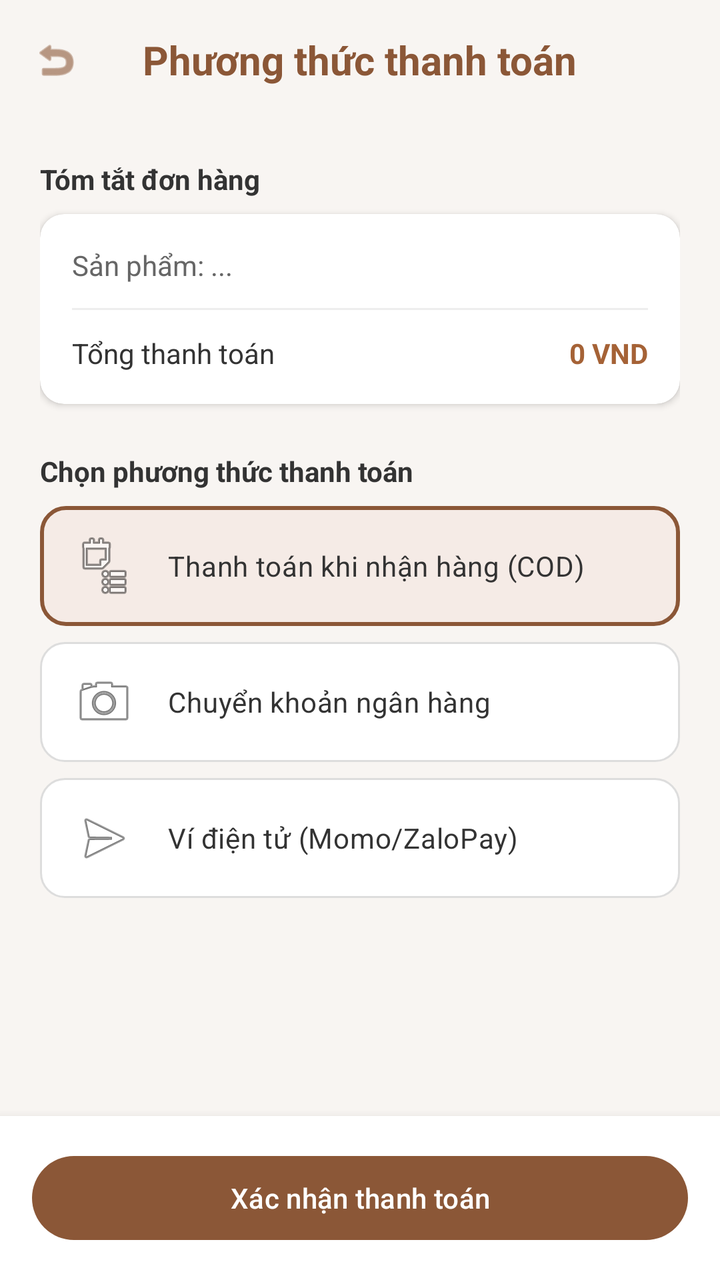
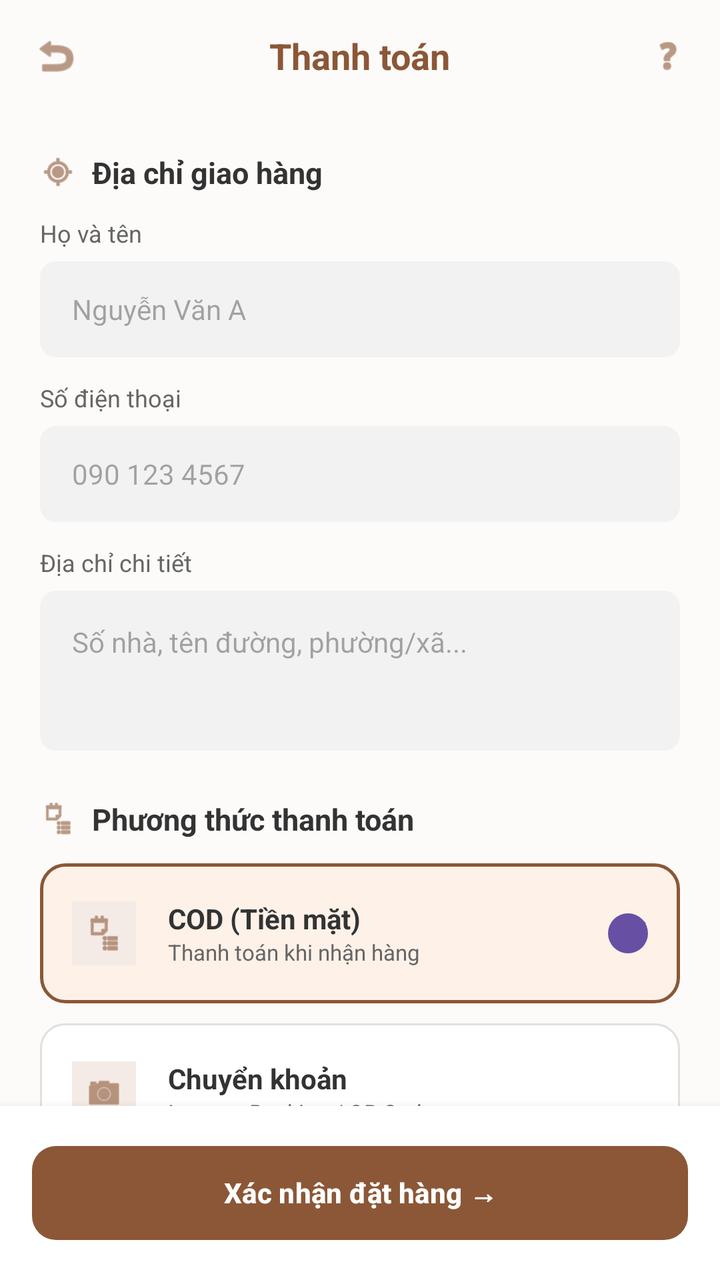

Before-and-after screenshots of an Android layout around one commit, followed by the original layout XML and the change that was made.
<!-- AndroidManifest.xml: application theme Theme.PetParadise -->
<!-- res/layout/activity_payment.xml -->
<?xml version="1.0" encoding="utf-8"?>
<LinearLayout xmlns:android="http://schemas.android.com/apk/res/android"
    xmlns:app="http://schemas.android.com/apk/res-auto"
    android:layout_width="match_parent"
    android:layout_height="match_parent"
    android:background="#F8F5F2"
    android:orientation="vertical">

    <RelativeLayout
        android:layout_width="match_parent"
        android:layout_height="60dp"
        android:padding="16dp">
        <ImageView
            android:id="@+id/btn_back"
            android:layout_width="24dp"
            android:layout_height="24dp"
            android:layout_centerVertical="true"
            android:src="@android:drawable/ic_menu_revert"
            app:tint="#8B5737" />
        <TextView
            android:layout_width="wrap_content"
            android:layout_height="wrap_content"
            android:layout_centerInParent="true"
            android:text="Phương thức thanh toán"
            android:textColor="#8B5737"
            android:textSize="20sp"
            android:textStyle="bold" />
    </RelativeLayout>

    <ScrollView
        android:layout_width="match_parent"
        android:layout_height="0dp"
        android:layout_weight="1">

        <LinearLayout
            android:layout_width="match_parent"
            android:layout_height="wrap_content"
            android:orientation="vertical"
            android:padding="20dp">

            <TextView
                android:layout_width="wrap_content"
                android:layout_height="wrap_content"
                android:text="Tóm tắt đơn hàng"
                android:textColor="#333333"
                android:textStyle="bold" />

            <androidx.cardview.widget.CardView
                android:layout_width="match_parent"
                android:layout_height="wrap_content"
                android:layout_marginTop="8dp"
                android:layout_marginBottom="24dp"
                app:cardCornerRadius="12dp"
                app:cardElevation="2dp">
                <LinearLayout
                    android:layout_width="match_parent"
                    android:layout_height="wrap_content"
                    android:orientation="vertical"
                    android:padding="16dp">
                    <TextView
                        android:id="@+id/tv_pay_summary"
                        android:layout_width="match_parent"
                        android:layout_height="wrap_content"
                        android:text="Sản phẩm: ..."
                        android:textColor="#666666" />
                    <View
                        android:layout_width="match_parent"
                        android:layout_height="1dp"
                        android:layout_marginVertical="12dp"
                        android:background="#EEEEEE" />
                    <RelativeLayout
                        android:layout_width="match_parent"
                        android:layout_height="wrap_content">
                        <TextView
                            android:layout_width="wrap_content"
                            android:layout_height="wrap_content"
                            android:text="Tổng thanh toán"
                            android:textColor="#333333" />
                        <TextView
                            android:id="@+id/tv_pay_total"
                            android:layout_width="wrap_content"
                            android:layout_height="wrap_content"
                            android:layout_alignParentEnd="true"
                            android:text="0 VND"
                            android:textColor="#A56236"
                            android:textStyle="bold" />
                    </RelativeLayout>
                </LinearLayout>
            </androidx.cardview.widget.CardView>

            <TextView
                android:layout_width="wrap_content"
                android:layout_height="wrap_content"
                android:text="Chọn phương thức thanh toán"
                android:textColor="#333333"
                android:textStyle="bold" />

            <RadioGroup
                android:id="@+id/rg_payment_methods"
                android:layout_width="match_parent"
                android:layout_height="wrap_content"
                android:layout_marginTop="8dp">

                <RadioButton
                    android:id="@+id/rb_cod"
                    android:layout_width="match_parent"
                    android:layout_height="60dp"
                    android:layout_marginBottom="8dp"
                    android:background="@drawable/bg_payment_item"
                    android:button="@null"
                    android:checked="true"
                    android:drawableStart="@android:drawable/ic_menu_agenda"
                    android:drawablePadding="16dp"
                    android:paddingHorizontal="16dp"
                    android:text="Thanh toán khi nhận hàng (COD)"
                    android:textColor="#333333" />

                <RadioButton
                    android:id="@+id/rb_bank"
                    android:layout_width="match_parent"
                    android:layout_height="60dp"
                    android:layout_marginBottom="8dp"
                    android:background="@drawable/bg_payment_item"
                    android:button="@null"
                    android:drawableStart="@android:drawable/ic_menu_camera"
                    android:drawablePadding="16dp"
                    android:paddingHorizontal="16dp"
                    android:text="Chuyển khoản ngân hàng"
                    android:textColor="#333333" />

                <RadioButton
                    android:id="@+id/rb_wallet"
                    android:layout_width="match_parent"
                    android:layout_height="60dp"
                    android:background="@drawable/bg_payment_item"
                    android:button="@null"
                    android:drawableStart="@android:drawable/ic_menu_send"
                    android:drawablePadding="16dp"
                    android:paddingHorizontal="16dp"
                    android:text="Ví điện tử (Momo/ZaloPay)"
                    android:textColor="#333333" />

            </RadioGroup>

        </LinearLayout>
    </ScrollView>

    <LinearLayout
        android:layout_width="match_parent"
        android:layout_height="wrap_content"
        android:background="@color/white"
        android:padding="16dp"
        android:elevation="8dp">
        <com.google.android.material.button.MaterialButton
            android:id="@+id/btn_confirm_payment"
            android:layout_width="match_parent"
            android:layout_height="50dp"
            android:text="Xác nhận thanh toán"
            android:textAllCaps="false"
            android:textColor="#FFFFFF"
            app:backgroundTint="#8B5737"
            app:cornerRadius="25dp" />
    </LinearLayout>

</LinearLayout>
<!-- resources referenced by this layout -->
<resources>
  <color name="white">#FFFFFFFF</color>
  <!-- drawable bg_payment_item (drawable) -->
  <?xml version="1.0" encoding="utf-8"?>
  <selector xmlns:android="http://schemas.android.com/apk/res/android">
      <item android:state_checked="true">
          <shape>
              <solid android:color="#F5EBE6" />
              <corners android:radius="12dp" />
              <stroke android:width="2dp" android:color="#8B5737" />
          </shape>
      </item>
      <item>
          <shape>
              <solid android:color="#FFFFFF" />
              <corners android:radius="12dp" />
              <stroke android:width="1dp" android:color="#DDDDDD" />
          </shape>
      </item>
  </selector>
  <style name="Theme.PetParadise" parent="Base.Theme.PetParadise" />
  <style name="Base.Theme.PetParadise" parent="Theme.Material3.DayNight.NoActionBar">
          
          
      </style>
</resources>

<!-- the commit's change to res/layout/activity_payment.xml (unified diff, before → after) -->
@@ -3,13 +3,14 @@
     xmlns:app="http://schemas.android.com/apk/res-auto"
     android:layout_width="match_parent"
     android:layout_height="match_parent"
-    android:background="#F8F5F2"
+    android:background="#FCFBF9"
     android:orientation="vertical">
 
+    
     <RelativeLayout
         android:layout_width="match_parent"
-        android:layout_height="60dp"
-        android:padding="16dp">
+        android:layout_height="56dp"
+        android:paddingHorizontal="16dp">
         <ImageView
             android:id="@+id/btn_back"
             android:layout_width="24dp"
@@ -21,13 +22,20 @@
             android:layout_width="wrap_content"
             android:layout_height="wrap_content"
             android:layout_centerInParent="true"
-            android:text="Phương thức thanh toán"
+            android:text="Thanh toán"
             android:textColor="#8B5737"
-            android:textSize="20sp"
+            android:textSize="18sp"
             android:textStyle="bold" />
+        <ImageView
+            android:layout_width="20dp"
+            android:layout_height="20dp"
+            android:layout_alignParentEnd="true"
+            android:layout_centerVertical="true"
+            android:src="@android:drawable/ic_menu_help"
+            app:tint="#8B5737" />
     </RelativeLayout>
 
-    <ScrollView
+    <androidx.core.widget.NestedScrollView
         android:layout_width="match_parent"
         android:layout_height="0dp"
         android:layout_weight="1">
@@ -38,112 +46,374 @@
             android:orientation="vertical"
             android:padding="20dp">
 
+            
+            <LinearLayout
+                android:layout_width="match_parent"
+                android:layout_height="wrap_content"
+                android:gravity="center_vertical"
+                android:orientation="horizontal"
+                android:layout_marginBottom="12dp">
+                <ImageView
+                    android:layout_width="18dp"
+                    android:layout_height="18dp"
+                    android:src="@android:drawable/ic_menu_mylocation"
+                    app:tint="#8B5737" />
+                <TextView
+                    android:layout_width="wrap_content"
+                    android:layout_height="wrap_content"
+                    android:layout_marginStart="8dp"
+                    android:text="Địa chỉ giao hàng"
+                    android:textColor="#333333"
+                    android:textStyle="bold"
+                    android:textSize="15sp" />
+            </LinearLayout>
+
             <TextView
                 android:layout_width="wrap_content"
                 android:layout_height="wrap_content"
-                android:text="Tóm tắt đơn hàng"
-                android:textColor="#333333"
-                android:textStyle="bold" />
+                android:text="Họ và tên"
+                android:textSize="12sp"
+                android:textColor="#666666" />
+            <EditText
+                android:id="@+id/et_pay_name"
+                android:layout_width="match_parent"
+                android:layout_height="48dp"
+                android:layout_marginTop="6dp"
+                android:layout_marginBottom="12dp"
+                android:background="@drawable/bg_input_payment"
+                android:hint="Nguyễn Văn A"
+                android:paddingHorizontal="16dp"
+                android:textSize="14sp"
+                android:inputType="textPersonName" />
+
+            <TextView
+                android:layout_width="wrap_content"
+                android:layout_height="wrap_content"
+                android:text="Số điện thoại"
+                android:textSize="12sp"
+                android:textColor="#666666" />
+            <EditText
+                android:id="@+id/et_pay_phone"
+                android:layout_width="match_parent"
+                android:layout_height="48dp"
+                android:layout_marginTop="6dp"
+                android:layout_marginBottom="12dp"
+                android:background="@drawable/bg_input_payment"
+                android:hint="090 123 4567"
+                android:inputType="phone"
+                android:paddingHorizontal="16dp"
+                android:textSize="14sp" />
+
+            <TextView
+                android:layout_width="wrap_content"
+                android:layout_height="wrap_content"
+                android:text="Địa chỉ chi tiết"
+                android:textSize="12sp"
+                android:textColor="#666666" />
+            <EditText
+                android:id="@+id/et_pay_address"
+                android:layout_width="match_parent"
+                android:layout_height="wrap_content"
+                android:layout_marginTop="6dp"
+                android:layout_marginBottom="24dp"
+                android:background="@drawable/bg_input_payment"
+                android:gravity="top"
+                android:hint="Số nhà, tên đường, phường/xã..."
+                android:minHeight="80dp"
+                android:padding="16dp"
+                android:textSize="14sp" />
+
+            
+            <LinearLayout
+                android:layout_width="match_parent"
+                android:layout_height="wrap_content"
+                android:gravity="center_vertical"
+                android:orientation="horizontal"
+                android:layout_marginBottom="12dp">
+                <ImageView
+                    android:layout_width="18dp"
+                    android:layout_height="18dp"
+                    android:src="@android:drawable/ic_menu_agenda"
+                    app:tint="#8B5737" />
+                <TextView
+                    android:layout_width="wrap_content"
+                    android:layout_height="wrap_content"
+                    android:layout_marginStart="8dp"
+                    android:text="Phương thức thanh toán"
+                    android:textColor="#333333"
+                    android:textStyle="bold"
+                    android:textSize="15sp" />
+            </LinearLayout>
+
+            <RadioGroup
+                android:id="@+id/rg_payment_methods"
+                android:layout_width="match_parent"
+                android:layout_height="wrap_content">
+
+                
+                <RelativeLayout android:layout_width="match_parent" android:layout_height="70dp" android:layout_marginBottom="10dp">
+                    <RadioButton
+                        android:id="@+id/rb_cod"
+                        android:layout_width="match_parent"
+                        android:layout_height="match_parent"
+                        android:background="@drawable/bg_payment_item"
+                        android:button="@null"
+                        android:checked="true" />
+                    <LinearLayout
+                        android:layout_width="match_parent"
+                        android:layout_height="match_parent"
+                        android:gravity="center_vertical"
+                        android:paddingHorizontal="16dp"
+                        android:orientation="horizontal"
+                        android:clickable="false">
+                        <ImageView
+                            android:layout_width="32dp"
+                            android:layout_height="32dp"
+                            android:background="#F5EBE6"
+                            android:padding="6dp"
+                            android:src="@android:drawable/ic_menu_agenda"
+                            app:tint="#8B5737" />
+                        <LinearLayout
+                            android:layout_width="0dp"
+                            android:layout_height="wrap_content"
+                            android:layout_weight="1"
+                            android:layout_marginStart="16dp"
+                            android:orientation="vertical">
+                            <TextView
+                                android:layout_width="wrap_content"
+                                android:layout_height="wrap_content"
+                                android:text="COD (Tiền mặt)"
+                                android:textColor="#333333"
+                                android:textStyle="bold"
+                                android:textSize="14sp" />
+                            <TextView
+                                android:layout_width="wrap_content"
+                                android:layout_height="wrap_content"
+                                android:text="Thanh toán khi nhận hàng"
+                                android:textColor="#666666"
+                                android:textSize="11sp" />
+                        </LinearLayout>
+                        <CheckBox
+                            android:id="@+id/cb_cod_indicator"
+                            android:layout_width="20dp"
+                            android:layout_height="20dp"
+                            android:button="@drawable/ic_check_circle_custom"
+                            android:checked="true"
+                            android:clickable="false" />
+                    </LinearLayout>
+                </RelativeLayout>
+
+                
+                <RelativeLayout android:layout_width="match_parent" android:layout_height="70dp" android:layout_marginBottom="10dp">
+                    <RadioButton
+                        android:id="@+id/rb_bank"
+                        android:layout_width="match_parent"
+                        android:layout_height="match_parent"
+                        android:background="@drawable/bg_payment_item"
+                        android:button="@null" />
+                    <LinearLayout
+                        android:layout_width="match_parent"
+                        android:layout_height="match_parent"
+                        android:gravity="center_vertical"
+                        android:paddingHorizontal="16dp"
+                        android:orientation="horizontal"
+                        android:clickable="false">
+                        <ImageView
+                            android:layout_width="32dp"
+                            android:layout_height="32dp"
+                            android:background="#F5EBE6"
+                            android:padding="6dp"
+                            android:src="@android:drawable/ic_menu_camera"
+                            app:tint="#8B5737" />
+                        <LinearLayout
+                            android:layout_width="0dp"
+                            android:layout_height="wrap_content"
+                            android:layout_weight="1"
+                            android:layout_marginStart="16dp"
+                            android:orientation="vertical">
+                            <TextView
+                                android:layout_width="wrap_content"
+                                android:layout_height="wrap_content"
+                                android:text="Chuyển khoản"
+                                android:textColor="#333333"
+                                android:textStyle="bold"
+                                android:textSize="14sp" />
+                            <TextView
+                                android:layout_width="wrap_content"
+                                android:layout_height="wrap_content"
+                                android:text="Internet Banking / QR Code"
+                                android:textColor="#666666"
+                                android:textSize="11sp" />
+                        </LinearLayout>
+                    </LinearLayout>
+                </RelativeLayout>
+
+                
+                <RelativeLayout android:layout_width="match_parent" android:layout_height="70dp" android:layout_marginBottom="24dp">
+                    <RadioButton
+                        android:id="@+id/rb_wallet"
+                        android:layout_width="match_parent"
+                        android:layout_height="match_parent"
+                        android:background="@drawable/bg_payment_item"
+                        android:button="@null" />
+                    <LinearLayout
+                        android:layout_width="match_parent"
+                        android:layout_height="match_parent"
+                        android:gravity="center_vertical"
+                        android:paddingHorizontal="16dp"
+                        android:orientation="horizontal"
+                        android:clickable="false">
+                        <ImageView
+                            android:layout_width="32dp"
+                            android:layout_height="32dp"
+                            android:background="#F5EBE6"
+                            android:padding="6dp"
+                            android:src="@android:drawable/ic_menu_send"
+                            app:tint="#8B5737" />
+                        <LinearLayout
+                            android:layout_width="0dp"
+                            android:layout_height="wrap_content"
+                            android:layout_weight="1"
+                            android:layout_marginStart="16dp"
+                            android:orientation="vertical">
+                            <TextView
+                                android:layout_width="wrap_content"
+                                android:layout_height="wrap_content"
+                                android:text="Ví điện tử"
+                                android:textColor="#333333"
+                                android:textStyle="bold"
+                                android:textSize="14sp" />
+                            <TextView
+                                android:layout_width="wrap_content"
+                                android:layout_height="wrap_content"
+                                android:text="Momo, ZaloPay, ShopeePay"
+                                android:textColor="#666666"
+                                android:textSize="11sp" />
+                        </LinearLayout>
+                    </LinearLayout>
+                </RelativeLayout>
+            </RadioGroup>
+
+            
+            <LinearLayout
+                android:layout_width="match_parent"
+                android:layout_height="wrap_content"
+                android:gravity="center_vertical"
+                android:orientation="horizontal"
+                android:layout_marginBottom="12dp">
+                <ImageView
+                    android:layout_width="18dp"
+                    android:layout_height="18dp"
+                    android:src="@android:drawable/ic_menu_view"
+                    app:tint="#8B5737" />
+                <TextView
+                    android:layout_width="wrap_content"
+                    android:layout_height="wrap_content"
+                    android:layout_marginStart="8dp"
+                    android:text="Tóm tắt đơn hàng"
+                    android:textColor="#333333"
+                    android:textStyle="bold"
+                    android:textSize="15sp" />
+            </LinearLayout>
 
             <androidx.cardview.widget.CardView
                 android:layout_width="match_parent"
                 android:layout_height="wrap_content"
-                android:layout_marginTop="8dp"
-                android:layout_marginBottom="24dp"
-                app:cardCornerRadius="12dp"
-                app:cardElevation="2dp">
+                app:cardCornerRadius="16dp"
+                app:cardElevation="0dp"
+                app:cardBackgroundColor="@color/white">
                 <LinearLayout
                     android:layout_width="match_parent"
                     android:layout_height="wrap_content"
                     android:orientation="vertical"
                     android:padding="16dp">
+
                     <TextView
                         android:id="@+id/tv_pay_summary"
                         android:layout_width="match_parent"
                         android:layout_height="wrap_content"
-                        android:text="Sản phẩm: ..."
-                        android:textColor="#666666" />
+                        android:text="Danh sách sản phẩm..."
+                        android:textColor="#333333"
+                        android:textSize="14sp"
+                        android:lineSpacingExtra="4dp" />
+
                     <View
                         android:layout_width="match_parent"
                         android:layout_height="1dp"
-                        android:layout_marginVertical="12dp"
-                        android:background="#EEEEEE" />
+                        android:layout_marginVertical="16dp"
+                        android:background="#F0F0F0" />
+
                     <RelativeLayout
                         android:layout_width="match_parent"
                         android:layout_height="wrap_content">
-                        <TextView
+                        <TextView android:layout_width="wrap_content" android:layout_height="wrap_content" android:text="Tạm tính" android:textColor="#666666" />
+                        <TextView android:id="@+id/tv_pay_subtotal" android:layout_width="wrap_content" android:layout_height="wrap_content" android:layout_alignParentEnd="true" android:text="0đ" android:textColor="#333333" />
+                    </RelativeLayout>
+
+                    <RelativeLayout
+                        android:layout_width="match_parent"
+                        android:layout_height="wrap_content"
+                        android:layout_marginTop="8dp">
+                        <TextView android:layout_width="wrap_content" android:layout_height="wrap_content" android:text="Phí vận chuyển" android:textColor="#666666" />
+                        <TextView android:layout_width="wrap_content" android:layout_height="wrap_content" android:layout_alignParentEnd="true" android:text="30.000đ" android:textColor="#333333" />
+                    </RelativeLayout>
+
+                    <RelativeLayout
+                        android:layout_width="match_parent"
+                        android:layout_height="wrap_content"
+                        android:layout_marginTop="8dp">
+                        <TextView android:layout_width="wrap_content" android:layout_height="wrap_content" android:text="Giảm giá" android:textColor="#666666" />
+                        <TextView android:layout_width="wrap_content" android:layout_height="wrap_content" android:layout_alignParentEnd="true" android:text="-0đ" android:textColor="#E53935" />
+                    </RelativeLayout>
+
+                    <RelativeLayout
+                        android:layout_width="match_parent"
+                        android:layout_height="wrap_content"
+                        android:layout_marginTop="16dp">
+                        <TextView android:layout_width="wrap_content" android:layout_height="wrap_content" android:text="Tổng tiền" android:textColor="#333333" android:textStyle="bold" android:textSize="16sp" />
+                        <TextView android:id="@+id/tv_pay_total" android:layout_width="wrap_content" android:layout_height="wrap_content" android:layout_alignParentEnd="true" android:text="0đ" android:textColor="#8B5737" android:textStyle="bold" android:textSize="18sp" />
+                    </RelativeLayout>
+
+                    
+                    <LinearLayout
+                        android:layout_width="match_parent"
+                        android:layout_height="44dp"
+                        android:layout_marginTop="20dp"
+                        android:orientation="horizontal">
+                        <EditText
+                            android:layout_width="0dp"
+                            android:layout_height="match_parent"
+                            android:layout_weight="1"
+                            android:background="@drawable/bg_input_payment"
+                            android:hint="Mã giảm giá"
+                            android:paddingHorizontal="12dp"
+                            android:textSize="13sp" />
+                        <Button
                             android:layout_width="wrap_content"
-                            android:layout_height="wrap_content"
-                            android:text="Tổng thanh toán"
-                            android:textColor="#333333" />
-                        <TextView
-                            android:id="@+id/tv_pay_total"
-                            android:layout_width="wrap_content"
-                            android:layout_height="wrap_content"
-                            android:layout_alignParentEnd="true"
-                            android:text="0 VND"
-                            android:textColor="#A56236"
-                            android:textStyle="bold" />
-                    </RelativeLayout>
+                            android:layout_height="match_parent"
+                            android:layout_marginStart="8dp"
+                            android:backgroundTint="#E0D7D0"
+                            android:text="Áp dụng"
+                            android:textAllCaps="false"
+                            android:textColor="#333333"
+                            android:textSize="13sp"
+                            android:insetTop="0dp"
+                            android:insetBottom="0dp" />
+                    </LinearLayout>
                 </LinearLayout>
             </androidx.cardview.widget.CardView>
 
             <TextView
-                android:layout_width="wrap_content"
-                android:layout_height="wrap_content"
-                android:text="Chọn phương thức thanh toán"
-                android:textColor="#333333"
-                android:textStyle="bold" />
-
-            <RadioGroup
-                android:id="@+id/rg_payment_methods"
-                android:layout_width="match_parent"
-                android:layout_height="wrap_content"
-                android:layout_marginTop="8dp">
-
-                <RadioButton
-                    android:id="@+id/rb_cod"
-                    android:layout_width="match_parent"
-                    android:layout_height="60dp"
-                    android:layout_marginBottom="8dp"
-                    android:background="@drawable/bg_payment_item"
-                    android:button="@null"
-                    android:checked="true"
-                    android:drawableStart="@android:drawable/ic_menu_agenda"
-                    android:drawablePadding="16dp"
-                    android:paddingHorizontal="16dp"
-                    android:text="Thanh toán khi nhận hàng (COD)"
-                    android:textColor="#333333" />
-
-                <RadioButton
-                    android:id="@+id/rb_bank"
-                    android:layout_width="match_parent"
-                    android:layout_height="60dp"
-                    android:layout_marginBottom="8dp"
-                    android:background="@drawable/bg_payment_item"
-                    android:button="@null"
-                    android:drawableStart="@android:drawable/ic_menu_camera"
-                    android:drawablePadding="16dp"
-                    android:paddingHorizontal="16dp"
-                    android:text="Chuyển khoản ngân hàng"
-                    android:textColor="#333333" />
-
-                <RadioButton
-                    android:id="@+id/rb_wallet"
-                    android:layout_width="match_parent"
-                    android:layout_height="60dp"
-                    android:background="@drawable/bg_payment_item"
-                    android:button="@null"
-                    android:drawableStart="@android:drawable/ic_menu_send"
-                    android:drawablePadding="16dp"
-                    android:paddingHorizontal="16dp"
-                    android:text="Ví điện tử (Momo/ZaloPay)"
-                    android:textColor="#333333" />
-
-            </RadioGroup>
+                android:layout_width="match_parent"
+                android:layout_height="wrap_content"
+                android:layout_marginTop="24dp"
+                android:gravity="center"
+                android:text="Bằng cách nhấn đặt hàng, bạn đồng ý với Điều khoản dịch vụ"
+                android:textColor="#AAAAAA"
+                android:textSize="11sp" />
 
         </LinearLayout>
-    </ScrollView>
+    </androidx.core.widget.NestedScrollView>
 
     <LinearLayout
         android:layout_width="match_parent"
@@ -154,12 +424,13 @@
         <com.google.android.material.button.MaterialButton
             android:id="@+id/btn_confirm_payment"
             android:layout_width="match_parent"
-            android:layout_height="50dp"
-            android:text="Xác nhận thanh toán"
+            android:layout_height="55dp"
+            android:text="Xác nhận đặt hàng →"
             android:textAllCaps="false"
             android:textColor="#FFFFFF"
             app:backgroundTint="#8B5737"
-            app:cornerRadius="25dp" />
+            app:cornerRadius="12dp"
+            android:textStyle="bold" />
     </LinearLayout>
 
 </LinearLayout>
<!-- resource entries referenced after the edit -->
@@ -1,24 +1,46 @@
 <!-- resources referenced by this layout -->
 <resources>
   <color name="white">#FFFFFFFF</color>
+  <!-- drawable bg_input_payment (drawable) -->
+  <?xml version="1.0" encoding="utf-8"?>
+  <shape xmlns:android="http://schemas.android.com/apk/res/android">
+      <solid android:color="#F2F2F2" />
+      <corners android:radius="8dp" />
+  </shape>
   <!-- drawable bg_payment_item (drawable) -->
   <?xml version="1.0" encoding="utf-8"?>
   <selector xmlns:android="http://schemas.android.com/apk/res/android">
       <item android:state_checked="true">
           <shape>
-              <solid android:color="#F5EBE6" />
+              <solid android:color="#FDF1E8" />
               <corners android:radius="12dp" />
-              <stroke android:width="2dp" android:color="#8B5737" />
+              <stroke android:width="1.5dp" android:color="#8B5737" />
           </shape>
       </item>
       <item>
           <shape>
               <solid android:color="#FFFFFF" />
               <corners android:radius="12dp" />
-              <stroke android:width="1dp" android:color="#DDDDDD" />
+              <stroke android:width="1dp" android:color="#E0E0E0" />
           </shape>
       </item>
   </selector>
+  <!-- drawable ic_check_circle_custom (drawable) -->
+  <?xml version="1.0" encoding="utf-8"?>
+  <vector xmlns:android="http://schemas.android.com/apk/res/android"
+      android:width="24dp"
+      android:height="24dp"
+      android:viewportWidth="24"
+      android:viewportHeight="24">
+      
+      <path
+          android:fillColor="#8B5737"
+          android:pathData="M12,12m-10,0a10,10 0,1 1,20 0a10,10 0,1 1,-20 0" />
+      
+      <path
+          android:fillColor="#FFFFFF"
+          android:pathData="M9,16.17L4.83,12l-1.42,1.41L9,19 21,7l-1.41,-1.41z" />
+  </vector>
   <style name="Theme.PetParadise" parent="Base.Theme.PetParadise" />
   <style name="Base.Theme.PetParadise" parent="Theme.Material3.DayNight.NoActionBar">
           
